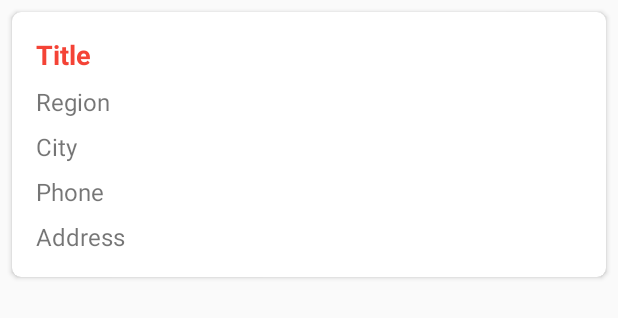
After one commit to r4mstein/Converter-Lab, an Android app: the layout detail_organization_item.xml on its own in the app's theme, with its tools: preview values and no code run, on a phone screen of 412 x 824 dp. The commit adds this screen. Shown: the top 318 px of the screen. Run offline under Robolectric (Android 15) with nearby library versions, the phone set to English and light mode, and no system bars.

Commit message:
add layouts for detail information

```diff
--- /dev/null
+++ b/app/src/main/res/layout/detail_organization_item.xml
@@ -0,0 +1,69 @@
+<?xml version="1.0" encoding="utf-8"?>
+<android.support.v7.widget.CardView
+    xmlns:android="http://schemas.android.com/apk/res/android"
+    xmlns:tools="http://schemas.android.com/tools"
+    android:layout_width="match_parent"
+    android:layout_height="wrap_content"
+    xmlns:app="http://schemas.android.com/apk/res-auto"
+    android:layout_margin="8dp"
+    app:cardCornerRadius="6dp">
+
+    <RelativeLayout
+        android:layout_width="match_parent"
+        android:layout_height="wrap_content">
+
+        <TextView
+            android:id="@+id/home_title"
+            android:layout_width="wrap_content"
+            android:layout_height="wrap_content"
+            android:paddingLeft="@dimen/padding_text_large"
+            android:paddingTop="@dimen/padding_text_large"
+            android:textSize="@dimen/text_size_large"
+            android:textColor="@color/colorRed"
+            android:textStyle="bold"
+            tools:text="Title"/>
+
+        <TextView
+            android:id="@+id/home_region"
+            android:layout_width="wrap_content"
+            android:layout_height="wrap_content"
+            android:layout_below="@id/home_title"
+            android:layout_marginTop="@dimen/margin_text"
+            android:paddingLeft="@dimen/padding_text_large"
+            android:textSize="@dimen/text_size_medium"
+            tools:text="Region"/>
+
+        <TextView
+            android:id="@+id/home_city"
+            android:layout_width="wrap_content"
+            android:layout_height="wrap_content"
+            android:layout_below="@id/home_region"
+            android:layout_marginTop="@dimen/margin_text"
+            android:paddingLeft="@dimen/padding_text_large"
+            android:textSize="@dimen/text_size_medium"
+            tools:text="City"/>
+
+        <TextView
+            android:id="@+id/home_phone"
+            android:layout_width="wrap_content"
+            android:layout_height="wrap_content"
+            android:layout_below="@+id/home_city"
+            android:layout_marginTop="@dimen/margin_text"
+            android:paddingLeft="@dimen/padding_text_large"
+            android:textSize="@dimen/text_size_medium"
+            tools:text="Phone"/>
+
+        <TextView
+            android:id="@+id/home_address"
+            android:layout_width="wrap_content"
+            android:layout_height="wrap_content"
+            android:layout_below="@+id/home_phone"
+            android:layout_marginTop="@dimen/margin_text"
+            android:paddingBottom="@dimen/padding_text_large"
+            android:paddingLeft="@dimen/padding_text_large"
+            android:textSize="@dimen/text_size_medium"
+            tools:text="Address"/>
+
+    </RelativeLayout>
+
+</android.support.v7.widget.CardView>
--- a/app/src/main/res/values/colors.xml
+++ b/app/src/main/res/values/colors.xml
@@ -5,4 +5,5 @@
     <color name="colorAccent">#FF4081</color>
 
     <color name="colorItemBackground">#B0BEC5</color>
+    <color name="colorRed">#f44336</color>
 </resources>
--- a/app/src/main/res/values/strings.xml
+++ b/app/src/main/res/values/strings.xml
@@ -7,4 +7,7 @@
     <string name="home_item_phone">Phone</string>
     <string name="home_item_detail">Detail</string>
 
+    <!-- TODO: Remove or change this placeholder text -->
+    <string name="hello_blank_fragment">Hello blank fragment</string>
+
 </resources>
```
Also changed, not shown: app/src/main/java/ua/r4mstein/converterlab/presentation/fragments/DetailFragment.java (added, +26 -0 lines), app/src/main/res/layout/detail_currency_item.xml (added, +17 -0 lines), app/src/main/res/layout/detail_currency_rv_item.xml (added, +69 -0 lines), app/src/main/res/layout/detail_text_item.xml (added, +37 -0 lines), app/src/main/res/layout/fragment_detail.xml (added, +15 -0 lines), app/src/main/res/drawable-hdpi/ic_arrow_down.png (added), app/src/main/res/drawable-hdpi/ic_arrow_up.png (added), app/src/main/res/drawable-mdpi/ic_arrow_down.png (added), app/src/main/res/drawable-mdpi/ic_arrow_up.png (added), app/src/main/res/drawable-xhdpi/ic_arrow_down.png (added), app/src/main/res/drawable-xhdpi/ic_arrow_up.png (added), app/src/main/res/drawable-xxhdpi/ic_arrow_down.png (added), app/src/main/res/drawable-xxhdpi/ic_arrow_up.png (added).
